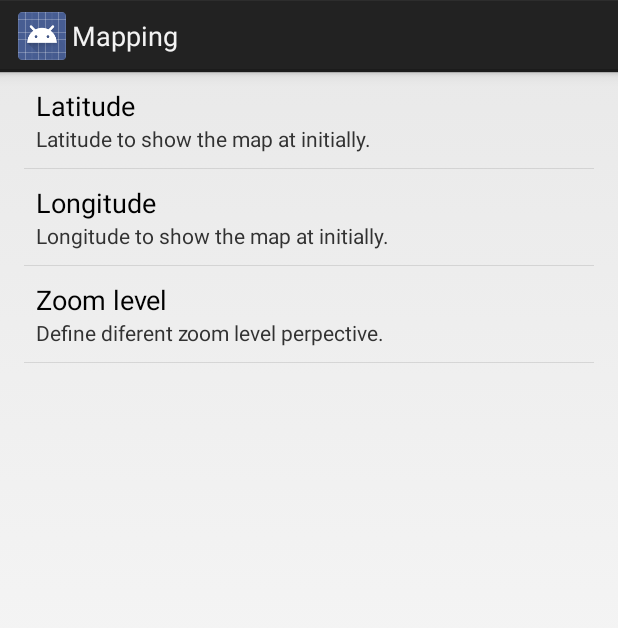
After one commit to Kayaya/Mapping, an Android app: the MyPrefsActivity screen opened directly, with no data from a screen before it, on a phone screen of 412 x 824 dp. The commit adds this screen. Shown: the top 628 px of the screen. Run offline under Robolectric (Android 15) with nearby library versions, the phone set to English and light mode, and no system bars.

Commit message:
Added preferences up to loading the screen.

```diff
--- a/app/src/main/AndroidManifest.xml
+++ b/app/src/main/AndroidManifest.xml
@@ -29,7 +29,8 @@
             android:name=".SetLocationActivity"
             android:label="@string/setlocation" />
         <activity android:name=".PoiListActivity" />
-        <activity android:name=".MapListActivity"></activity>
+        <activity android:name=".MapListActivity" />
+        <activity android:name=".MyPrefsActivity"></activity>
     </application>
 
 </manifest>
--- a/app/src/main/java/com/example/a1kayat34/mapping/HelloMap.java
+++ b/app/src/main/java/com/example/a1kayat34/mapping/HelloMap.java
@@ -90,6 +90,12 @@ public class HelloMap extends Activity implements View.OnClickListener {
             return true;
 
         }
+        else if(item.getItemId() == R.id.preferences){
+            Intent intent = new Intent(this,MyPrefsActivity.class);
+            startActivityForResult(intent, 4);
+            return true;
+
+        }
 
         return false;
     }
--- /dev/null
+++ b/app/src/main/java/com/example/a1kayat34/mapping/MyPrefsActivity.java
@@ -0,0 +1,14 @@
+package com.example.a1kayat34.mapping;
+
+import android.app.Activity;
+import android.os.Bundle;
+import android.preference.PreferenceActivity;
+
+public class MyPrefsActivity extends PreferenceActivity {
+
+    @Override
+    protected void onCreate(Bundle savedInstanceState) {
+        super.onCreate(savedInstanceState);
+        addPreferencesFromResource(R.xml.preferences);
+    }
+}
--- a/app/src/main/res/menu/menu_hello_map.xml
+++ b/app/src/main/res/menu/menu_hello_map.xml
@@ -4,4 +4,5 @@
     <item android:id="@+id/setlocation" android:title="@string/setlocation"/>
     <item android:id="@+id/poiList" android:title="@string/poilist"/>
     <item android:id="@+id/choosemapstyle" android:title="@string/choosemapstyle"/>
+    <item android:id="@+id/preferences" android:title="@string/preferences"/>
 </menu>
--- a/app/src/main/res/values/strings.xml
+++ b/app/src/main/res/values/strings.xml
@@ -9,5 +9,7 @@
     <string name="poilist">POI List</string>
 
     <string name="choosemapstyle">Choose Map Style</string>
+    <!-- Preferences -->
+    <string name="preferences">Preferences</string>
 
 </resources>
--- /dev/null
+++ b/app/src/main/res/xml/preferences.xml
@@ -0,0 +1,14 @@
+<?xml version="1.0" encoding="utf-8"?>
+<PreferenceScreen xmlns:android="http://schemas.android.com/apk/res/android">
+    <EditTextPreference android:key="lat"
+        android:defaultValue="50.9"
+        android:title="Latitude"
+        android:summary="Latitude to show the map at initially." />
+    <EditTextPreference android:key="lon"
+        android:defaultValue="-1.4"
+        android:title="Longitude"
+        android:summary="Longitude to show the map at initially." />
+    <EditTextPreference android:key="zoom"
+        android:title="Zoom level"
+        android:summary="Define diferent zoom level perpective." />
+</PreferenceScreen>
```
Also changed, not shown: app/src/main/java/com/example/a1kayat34/mapping/MapListActivity.java (+15 -1 lines), app/src/main/res/layout/activity_my_prefs.xml (added, +12 -0 lines), app/src/main/res/values/arrays.xml (added, +14 -0 lines).
